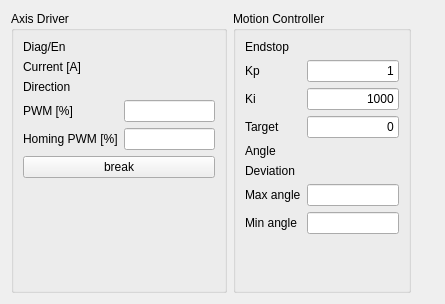
Old version of the form ui/StateWidget.ui in the repository ivantaran/myrotator-gui.
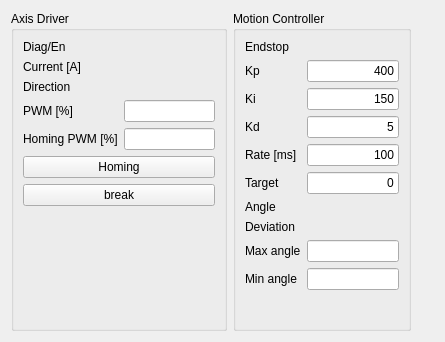
New version of the form.

```diff
--- a/ui/StateWidget.ui
+++ b/ui/StateWidget.ui
@@ -7,7 +7,7 @@
     <x>0</x>
     <y>0</y>
     <width>445</width>
-    <height>304</height>
+    <height>342</height>
    </rect>
   </property>
   <property name="windowTitle">
@@ -88,7 +88,7 @@
         </property>
        </widget>
       </item>
-      <item row="5" column="0" colspan="2">
+      <item row="6" column="0" colspan="2">
        <widget class="QPushButton" name="buttonMotionBrake">
         <property name="text">
          <string>break</string>
@@ -115,6 +115,13 @@
         </property>
        </widget>
       </item>
+      <item row="5" column="0" colspan="2">
+       <widget class="QPushButton" name="buttonHoming">
+        <property name="text">
+         <string>Homing</string>
+        </property>
+       </widget>
+      </item>
      </layout>
     </widget>
    </item>
@@ -154,7 +161,7 @@
          </sizepolicy>
         </property>
         <property name="text">
-         <string>1</string>
+         <string>400</string>
         </property>
         <property name="maxLength">
          <number>8</number>
@@ -180,7 +187,7 @@
          </sizepolicy>
         </property>
         <property name="text">
-         <string>1000</string>
+         <string>150</string>
         </property>
         <property name="maxLength">
          <number>8</number>
@@ -190,14 +197,14 @@
         </property>
        </widget>
       </item>
-      <item row="3" column="0">
+      <item row="5" column="0">
        <widget class="QLabel" name="labelTarget">
         <property name="text">
          <string>Target</string>
         </property>
        </widget>
       </item>
-      <item row="3" column="1">
+      <item row="5" column="1">
        <widget class="QLineEdit" name="leTarget">
         <property name="sizePolicy">
          <sizepolicy hsizetype="Preferred" vsizetype="Preferred">
@@ -216,42 +223,42 @@
         </property>
        </widget>
       </item>
-      <item row="4" column="0">
+      <item row="6" column="0">
        <widget class="QLabel" name="labelAngle">
         <property name="text">
          <string>Angle</string>
         </property>
        </widget>
       </item>
-      <item row="4" column="1">
+      <item row="6" column="1">
        <widget class="QLabel" name="labelAngleValue">
         <property name="text">
          <string/>
         </property>
        </widget>
       </item>
-      <item row="5" column="0">
+      <item row="7" column="0">
        <widget class="QLabel" name="labelDeviation">
         <property name="text">
          <string>Deviation</string>
         </property>
        </widget>
       </item>
-      <item row="5" column="1">
+      <item row="7" column="1">
        <widget class="QLabel" name="labelDeviationValue">
         <property name="text">
          <string/>
         </property>
        </widget>
       </item>
-      <item row="6" column="0">
+      <item row="8" column="0">
        <widget class="QLabel" name="labelAngleMax">
         <property name="text">
          <string>Max angle</string>
         </property>
        </widget>
       </item>
-      <item row="6" column="1">
+      <item row="8" column="1">
        <widget class="QLineEdit" name="leAngleMax">
         <property name="sizePolicy">
          <sizepolicy hsizetype="Preferred" vsizetype="Preferred">
@@ -270,14 +277,14 @@
         </property>
        </widget>
       </item>
-      <item row="7" column="0">
+      <item row="9" column="0">
        <widget class="QLabel" name="labelAngleMin">
         <property name="text">
          <string>Min angle</string>
         </property>
        </widget>
       </item>
-      <item row="7" column="1">
+      <item row="9" column="1">
        <widget class="QLineEdit" name="leAngleMin">
         <property name="sizePolicy">
          <sizepolicy hsizetype="Preferred" vsizetype="Preferred">
@@ -296,6 +303,58 @@
         </property>
        </widget>
       </item>
+      <item row="3" column="0">
+       <widget class="QLabel" name="labelKd">
+        <property name="text">
+         <string>Kd</string>
+        </property>
+       </widget>
+      </item>
+      <item row="3" column="1">
+       <widget class="QLineEdit" name="leKd">
+        <property name="sizePolicy">
+         <sizepolicy hsizetype="Preferred" vsizetype="Preferred">
+          <horstretch>0</horstretch>
+          <verstretch>0</verstretch>
+         </sizepolicy>
+        </property>
+        <property name="text">
+         <string>5</string>
+        </property>
+        <property name="maxLength">
+         <number>8</number>
+        </property>
+        <property name="alignment">
+         <set>Qt::AlignRight|Qt::AlignTrailing|Qt::AlignVCenter</set>
+        </property>
+       </widget>
+      </item>
+      <item row="4" column="0">
+       <widget class="QLabel" name="labelRateMs">
+        <property name="text">
+         <string>Rate [ms]</string>
+        </property>
+       </widget>
+      </item>
+      <item row="4" column="1">
+       <widget class="QLineEdit" name="leRateMs">
+        <property name="sizePolicy">
+         <sizepolicy hsizetype="Preferred" vsizetype="Preferred">
+          <horstretch>0</horstretch>
+          <verstretch>0</verstretch>
+         </sizepolicy>
+        </property>
+        <property name="text">
+         <string>100</string>
+        </property>
+        <property name="maxLength">
+         <number>8</number>
+        </property>
+        <property name="alignment">
+         <set>Qt::AlignRight|Qt::AlignTrailing|Qt::AlignVCenter</set>
+        </property>
+       </widget>
+      </item>
      </layout>
     </widget>
    </item>
```
